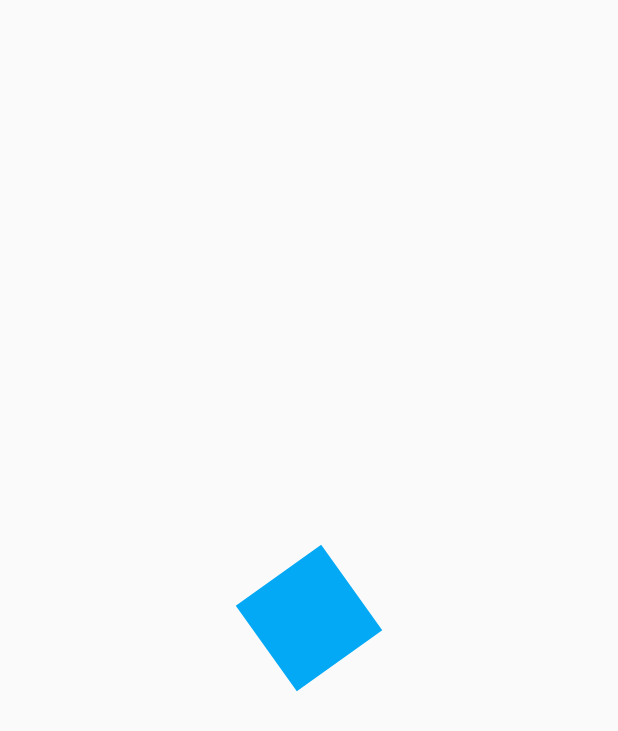
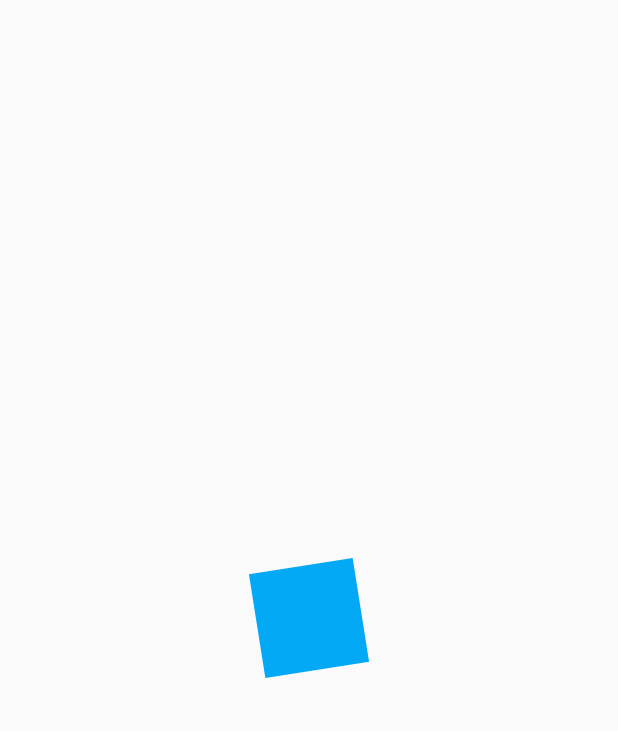
Before and after one commit to KevinSantizo/FLUTTER-DESSIGN-SECCION-ONE, a Flutter app: the AnimationPage screen opened directly, on a phone screen of 412 x 824 dp. Shown: the top 731 px of the screen. Run offline on Flutter 3.47's test engine with Material 2 defaults, Android fonts, the phone set to English and light mode, and no system bars; our stand-ins replace material_design_icons_flutter.

```diff
--- a/lib/src/pages/animations_page.dart
+++ b/lib/src/pages/animations_page.dart
@@ -1,3 +1,5 @@
+import 'dart:math' as Math;
+
 import 'package:flutter/material.dart';
 
 class AnimationPage extends StatelessWidget {
@@ -25,7 +27,14 @@ class _SqareAnimatedState extends State<SqareAnimated> with  SingleTickerProvide
   @override
   void initState() {
     animationController = new AnimationController(vsync: this, duration: Duration(milliseconds: 4000));
-    rotation = Tween(begin: 0.0, end: 2.0).animate(animationController);
+    rotation = Tween(begin: 0.0, end: 2 * Math.pi).animate(animationController);
+
+    //Listeners
+    animationController.addListener(() {
+      if (animationController.status == AnimationStatus.completed) {
+        animationController.reverse();
+      }
+    });
     super.initState();
   }
 
```
